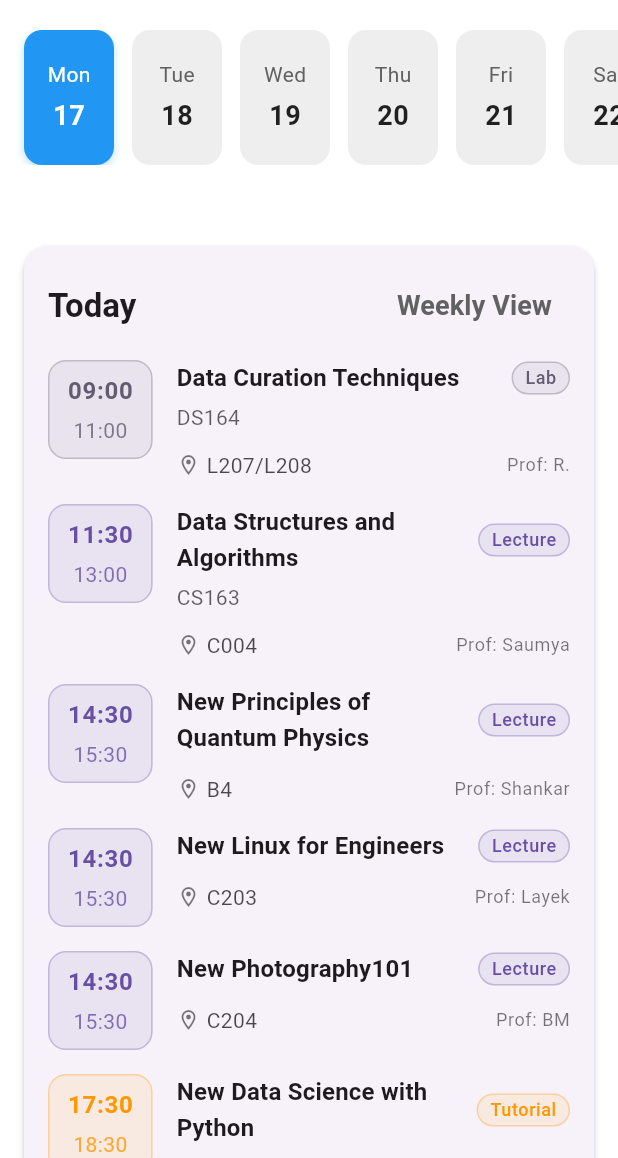
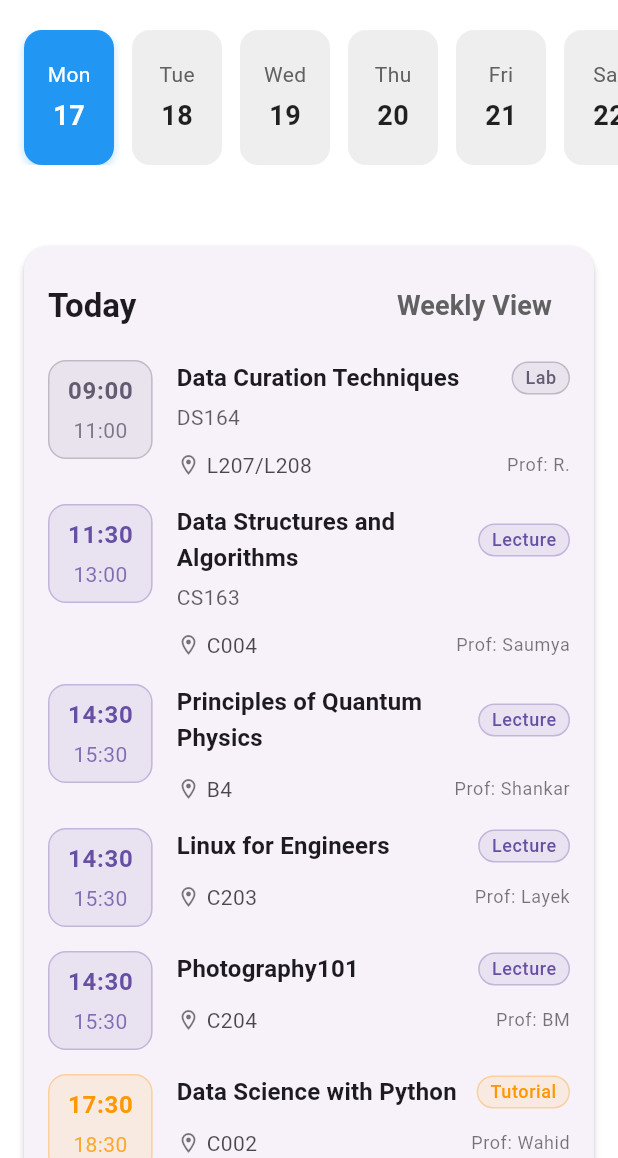
Before and after one commit to rd6260/college_clock, a Flutter app: the screen it shows after launch, on a phone screen of 412 x 824 dp, the part 78-1236 px from its top. Run offline on Flutter 3.47's test engine with Material 3 defaults, Android fonts, the phone set to English and light mode, and no system bars; our stand-ins replace dots_indicator, google_fonts, shared_preferences.

Commit message:
data fix

```diff
--- a/lib/utils/course_data.dart
+++ b/lib/utils/course_data.dart
@@ -159,7 +159,7 @@ final List<Course> courses = [
   ),
   // Open Electives
   Course(
-    courseName: "New Data Science with Python",
+    courseName: "Data Science with Python",
     aliasName: "DSWP",
     professor: "Dr. Abdul Wahid",
     credits: "2-0-0-0-2",
@@ -182,7 +182,7 @@ final List<Course> courses = [
     ],
   ),
   Course(
-    courseName: "New Introduction to Digital VLSI Design",
+    courseName: "Introduction to Digital VLSI Design",
     aliasName: "VLSI",
     professor: "Dr. Prakash Pawar",
     credits: "2-0-0-0-2",
@@ -205,7 +205,7 @@ final List<Course> courses = [
     lectureSessions: [], // No specific timing mentioned
   ),
   Course(
-    courseName: "New Principles of Quantum Physics",
+    courseName: "Principles of Quantum Physics",
     aliasName: "Quantum",
     professor: "Dr. Ashwath Babu & Prof. Ravi Shankar",
     credits: "2-0-0-0-2",
@@ -220,7 +220,7 @@ final List<Course> courses = [
     ],
   ),
   Course(
-    courseName: "New Linux for Engineers",
+    courseName: "Linux for Engineers",
     aliasName: "Linux",
     professor: "Dr. Shirshendu Layek",
     credits: "2-0-0-0-2",
@@ -249,7 +249,7 @@ final List<Course> courses = [
     ],
   ),
   Course(
-    courseName: "New Photography101",
+    courseName: "Photography101",
     aliasName: "Photography",
     professor: "Dr. Prabhu Prasad BM",
     credits: "1-0-0-0-1",
@@ -278,7 +278,7 @@ final List<Course> courses = [
     ],
   ),
   Course(
-    courseName: "New Introduction to Holistic Personality Development",
+    courseName: "Introduction to Holistic Personality Development",
     aliasName: "Holistic",
     professor: "Prof. Chachadi & Dr. Chandrika K",
     credits: "1-0-0-0-1",
@@ -287,7 +287,7 @@ final List<Course> courses = [
   ),
   Course(
     courseName:
-        "New Visual Design – Principles and Application in Product Communication",
+        "Visual Design - Principles and Application in Product Communication",
     aliasName: "Visual Design",
     professor: "Dr. Sandesh P",
     credits: "2-0-0-0-2",
@@ -308,7 +308,7 @@ final List<Course> courses = [
     ],
   ),
   Course(
-    courseName: "New Introduction to Internet of Things",
+    courseName: "Introduction to Internet of Things",
     aliasName: "IoT",
     professor: "Dr. Jagadeesha Bhat",
     credits: "2-0-0-0-2",
@@ -316,7 +316,7 @@ final List<Course> courses = [
     lectureSessions: [], // Timing not specified
   ),
   Course(
-    courseName: "New Computer Intensive Statistical Methods",
+    courseName: "Computer Intensive Statistical Methods",
     aliasName: "CISM",
     professor: "Dr. Ramesh Athe",
     credits: "2-0-0-0-2",
@@ -324,7 +324,7 @@ final List<Course> courses = [
     lectureSessions: [], // Timing not specified
   ),
   Course(
-    courseName: "New Concurrency and Computation",
+    courseName: "Concurrency and Computation",
     aliasName: "Concurrency",
     professor: "Dr. Pramod Y",
     credits: "2-0-0-0-2",
```
